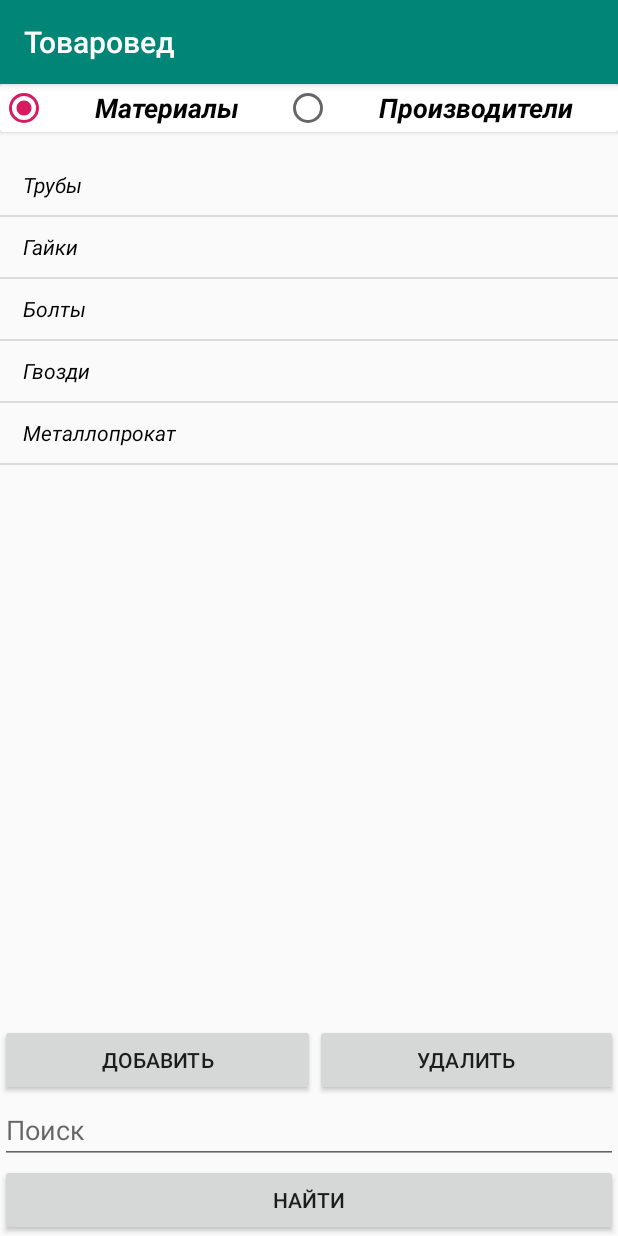
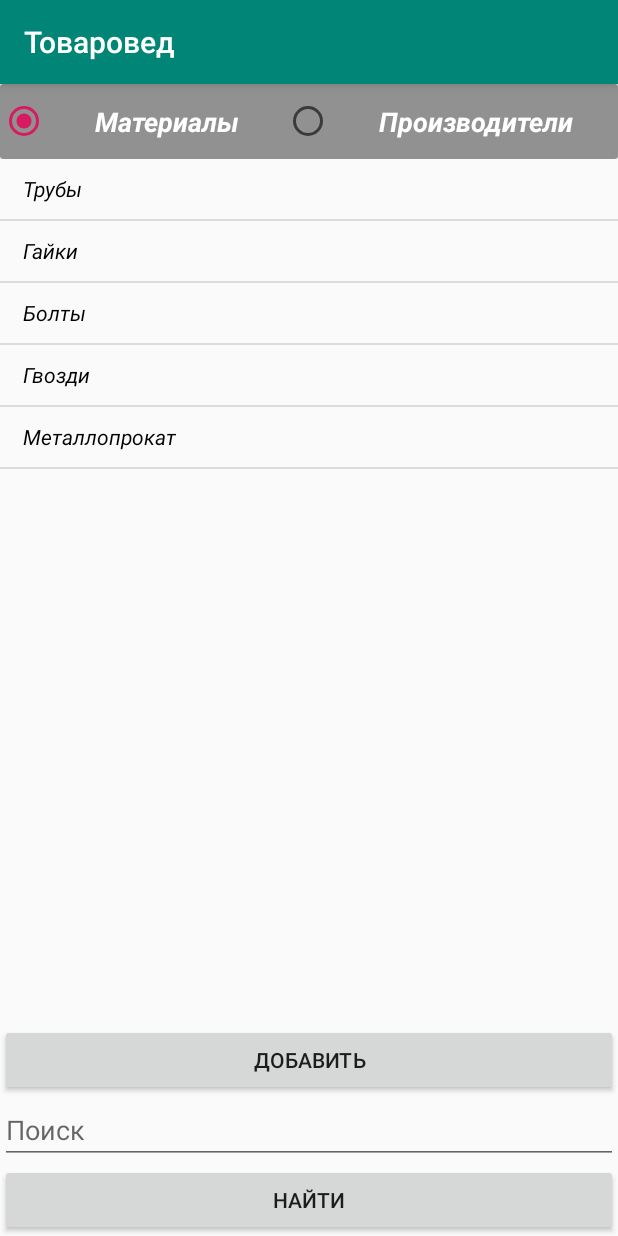
Before and after one commit to Sashabuilov/MyVendorsApp, an Android app: the screen it shows after launch (MainActivity), on a phone screen of 412 x 824 dp. Run offline under Robolectric (Android 15) with nearby library versions, the phone set to English and light mode, and no system bars.

```diff
--- a/app/src/main/res/layout/activity_main.xml
+++ b/app/src/main/res/layout/activity_main.xml
@@ -8,7 +8,7 @@
     <LinearLayout
         android:id="@+id/topHolder"
         android:layout_width="match_parent"
-        android:layout_height="wrap_content"
+        android:layout_height="50dp"
         android:orientation="horizontal"
         app:layout_constraintLeft_toLeftOf="parent"
         app:layout_constraintRight_toRightOf="parent"
@@ -17,32 +17,33 @@
         <android.support.v7.widget.CardView
             android:layout_width="match_parent"
             android:layout_height="match_parent"
-            android:layout_marginBottom="15dp"
-            >
+            app:cardBackgroundColor="#919191">
 
             <RadioGroup
                 android:layout_width="match_parent"
-                android:layout_height="wrap_content"
+                android:layout_height="match_parent"
                 android:orientation="horizontal">
 
                 <RadioButton
                     android:id="@+id/radioMat"
                     android:layout_width="wrap_content"
-                    android:layout_height="wrap_content"
+                    android:layout_height="match_parent"
                     android:layout_weight="1"
                     android:checked="true"
                     android:text="Материалы"
                     android:textAlignment="center"
+                    android:textColor="@color/cardview_light_background"
                     android:textSize="18sp"
                     android:textStyle="bold|italic" />
 
                 <RadioButton
                     android:id="@+id/radioMan"
                     android:layout_width="wrap_content"
-                    android:layout_height="wrap_content"
+                    android:layout_height="match_parent"
                     android:layout_weight="1"
                     android:text="Производители"
                     android:textAlignment="center"
+                    android:textColor="@color/cardview_light_background"
                     android:textSize="18sp"
                     android:textStyle="bold|italic" />
             </RadioGroup>
@@ -90,13 +91,6 @@
                 android:layout_weight="1"
                 android:text="Добавить" />
 
-            <Button
-                android:id="@+id/btnDelete"
-                android:layout_width="wrap_content"
-                android:layout_height="wrap_content"
-                android:layout_weight="1"
-                android:text="Удалить" />
-
         </LinearLayout>
 
         <LinearLayout
```
Also changed, not shown: app/src/main/java/com/builov/myvendorsapp/MainActivity.java (+9 -1 lines), app/src/main/java/com/builov/myvendorsapp/addActivity.java (+31 -29 lines), app/src/main/java/com/builov/myvendorsapp/database/getDataActivity.java (+6 -6 lines), app/src/main/java/com/builov/myvendorsapp/database/sqlQuery.java (+17 -0 lines), app/src/main/assets/customers.db.
